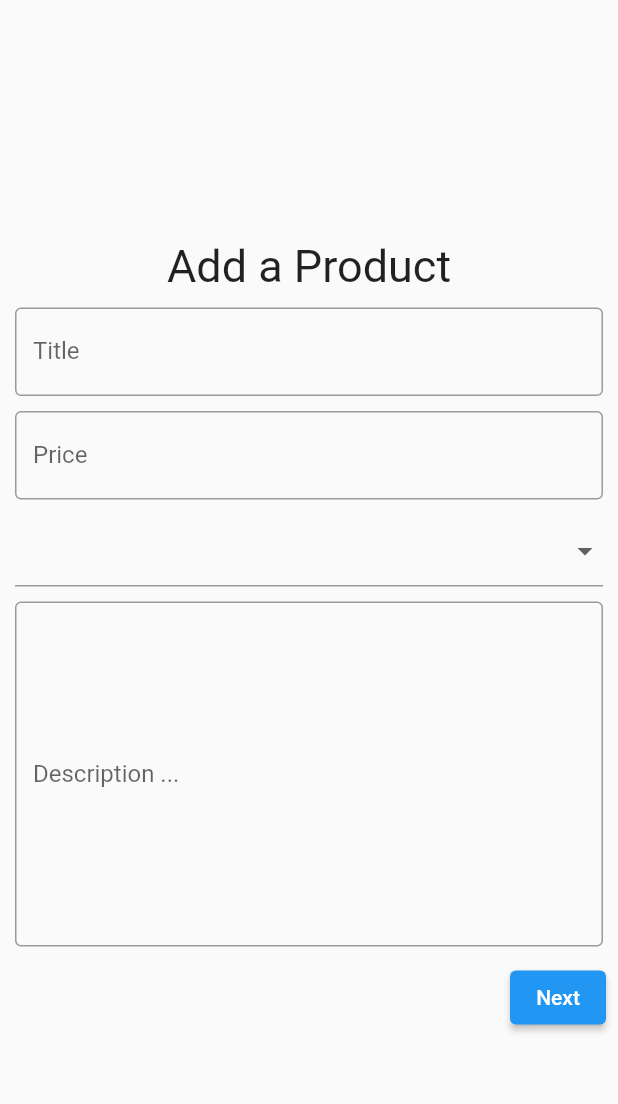
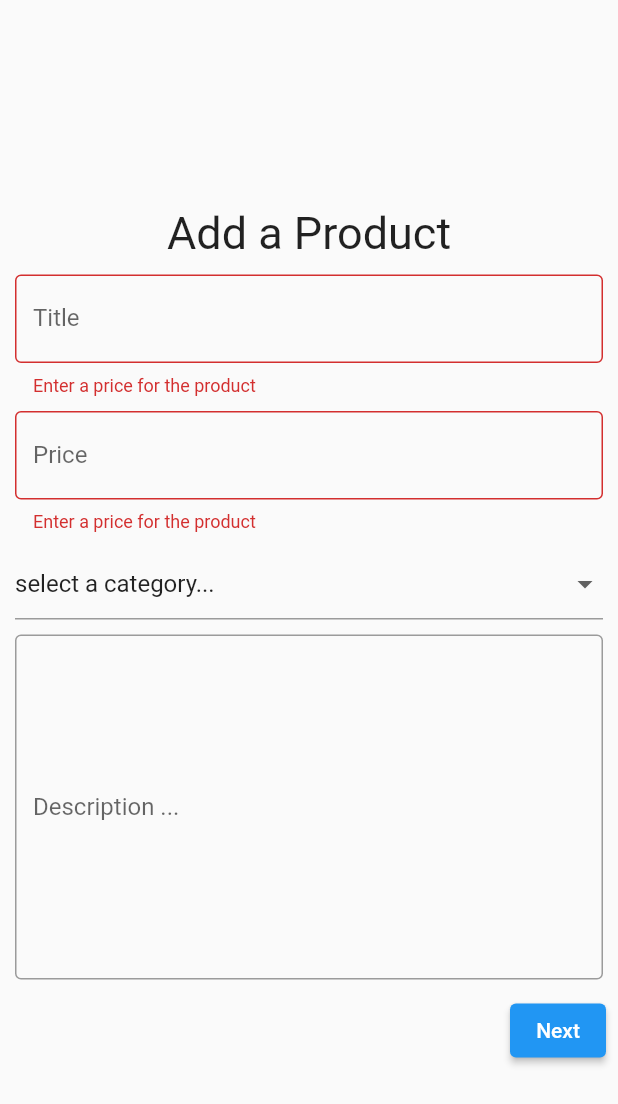
Before and after one commit to janWICKEDpro/advertising_app, a Flutter app: the AddProduct screen opened directly, on a phone screen of 412 x 824 dp. Shown: the top 1104 px of the screen. Run offline on Flutter 3.47's test engine with Material 2 defaults, Android fonts, the phone set to English and light mode, and no system bars; our stand-ins replace cloud_firestore, firebase_auth, firebase_core, image_picker; accounts and stored records are empty.

Commit message:
too lazy to code

```diff
--- a/lib/Screens/addProduct/addProduct.dart
+++ b/lib/Screens/addProduct/addProduct.dart
@@ -33,6 +33,7 @@ class _AddProductState extends State<AddProduct> {
                     Padding(
                       padding: const  EdgeInsets.only(top:10.0,left: 10.0,right: 10.0),
                       child: TextFormField(
+                        autovalidate: true,
                         controller: titleController,
                         decoration: InputDecoration(
                           labelText: "Title",
@@ -48,6 +49,7 @@ class _AddProductState extends State<AddProduct> {
                     Padding(
                       padding: const EdgeInsets.only(top:10.0,left: 10.0,right: 10.0),
                       child: TextFormField(
+                        autovalidate: true,
                         keyboardType: TextInputType.number,
                        controller: priceController,
                         decoration: InputDecoration(labelText: "Price",
@@ -65,6 +67,10 @@ class _AddProductState extends State<AddProduct> {
                       padding: const EdgeInsets.only(top:10.0,left: 10.0,right: 10.0),
                       child:DropdownButtonFormField(
                         items:[
+                          DropdownMenuItem(
+                              value: categories.none,
+                              child: Text("select a category...")
+                          ),
                           DropdownMenuItem(
                           value: categories.clothes,
                           child: Text("Clothes")
@@ -123,10 +129,17 @@ class _AddProductState extends State<AddProduct> {
                           child: Container(
                             child: Text("Next"),
                           ) ,
-                          onPressed: (){
-
-                            Navigator.of(context).push(MaterialPageRoute(builder: (context)=>ImageSelector(title:titleController?.text, description: descriptionController?.text, category: cat,)));
-                          },
+                          onPressed: () {
+                            if (addProdKey.currentState!.validate()) {
+                              Navigator.of(context).push(MaterialPageRoute(
+                                  builder: (context) =>
+                                      ImageSelector(
+                                        title: titleController?.text,
+                                        description: descriptionController
+                                            ?.text,
+                                        category: cat,)));
+                            }
+                          }
                       ),
                   ],
                 ),
```
